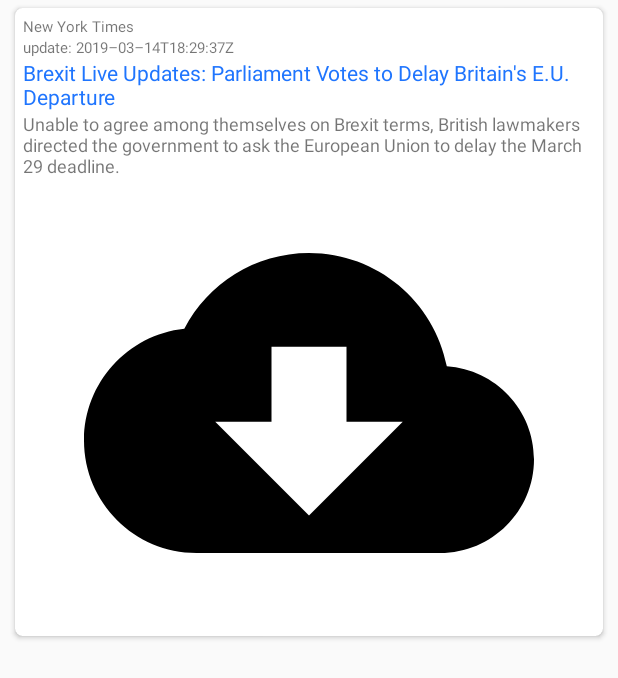
After one commit to ilgulee/JavaNewsApiRxJava, an Android app: the layout list_item.xml on its own in the app's theme, with its tools: preview values and no code run, on a phone screen of 412 x 824 dp. The commit adds this screen. Shown: the top 678 px of the screen. Run offline under Robolectric (Android 15) with nearby library versions, the phone set to English and light mode, and no system bars; network calls fail.

Commit message:
UI RecyclerView, CardView, RecyclerView Adapter and ViewHolder

```diff
--- /dev/null
+++ b/app/src/main/res/drawable/ic_cloud_download.xml
@@ -0,0 +1,9 @@
+<vector xmlns:android="http://schemas.android.com/apk/res/android"
+    android:width="24dp"
+    android:height="24dp"
+    android:viewportWidth="24.0"
+    android:viewportHeight="24.0">
+    <path
+        android:fillColor="#FF000000"
+        android:pathData="M19.35,10.04C18.67,6.59 15.64,4 12,4 9.11,4 6.6,5.64 5.35,8.04 2.34,8.36 0,10.91 0,14c0,3.31 2.69,6 6,6h13c2.76,0 5,-2.24 5,-5 0,-2.64 -2.05,-4.78 -4.65,-4.96zM17,13l-5,5 -5,-5h3V9h4v4h3z" />
+</vector>
--- /dev/null
+++ b/app/src/main/res/layout/list_item.xml
@@ -0,0 +1,58 @@
+<?xml version="1.0" encoding="utf-8"?>
+<androidx.cardview.widget.CardView xmlns:android="http://schemas.android.com/apk/res/android"
+    xmlns:app="http://schemas.android.com/apk/res-auto"
+    android:layout_width="match_parent"
+    android:layout_height="wrap_content"
+    android:layout_marginStart="10dp"
+    android:layout_marginTop="5dp"
+    android:layout_marginEnd="10dp"
+    android:layout_marginBottom="5dp"
+    app:cardBackgroundColor="@android:color/white"
+    app:cardCornerRadius="5dp">
+
+    <LinearLayout
+        android:layout_width="match_parent"
+        android:layout_height="wrap_content"
+        android:orientation="vertical"
+        android:padding="5dp">
+
+        <TextView
+            android:id="@+id/textview_source_name"
+            android:layout_width="wrap_content"
+            android:layout_height="wrap_content"
+            android:text="@string/source"
+            android:textSize="@dimen/source_size" />
+
+        <TextView
+            android:id="@+id/textview_update"
+            android:layout_width="wrap_content"
+            android:layout_height="wrap_content"
+            android:text="@string/update_date"
+            android:textSize="@dimen/update_size" />
+
+        <TextView
+            android:id="@+id/textview_title"
+            android:layout_width="wrap_content"
+            android:layout_height="wrap_content"
+            android:text="@string/news_title"
+            android:textColor="@color/titleColor"
+            android:textSize="@dimen/title_size" />
+
+        <TextView
+            android:id="@+id/textview_description"
+            android:layout_width="wrap_content"
+            android:layout_height="wrap_content"
+            android:maxLines="10"
+            android:text="@string/description"
+            android:textSize="@dimen/description_size" />
+
+        <ImageView
+            android:id="@+id/imageview_photo"
+            android:layout_gravity="center_vertical|center_horizontal"
+            android:layout_width="match_parent"
+            android:layout_height="300dp"
+            android:src="@drawable/ic_cloud_download"
+            android:contentDescription="photo" />
+    </LinearLayout>
+
+</androidx.cardview.widget.CardView>
--- a/app/src/main/res/values/colors.xml
+++ b/app/src/main/res/values/colors.xml
@@ -3,4 +3,7 @@
     <color name="colorPrimary">#008577</color>
     <color name="colorPrimaryDark">#00574B</color>
     <color name="colorAccent">#D81B60</color>
+    <color name="titleColor">#1F75FE</color>
+    <color name="titleColorAlpha">#551F75FE</color>
+    <color name="greyAlpha">#55999999</color>
 </resources>
--- a/app/src/main/res/values/dimens.xml
+++ b/app/src/main/res/values/dimens.xml
@@ -2,4 +2,12 @@
     <!-- Default screen margins, per the Android Design guidelines. -->
     <dimen name="activity_horizontal_margin">16dp</dimen>
     <dimen name="activity_vertical_margin">16dp</dimen>
+    <dimen name="title_size">14sp</dimen>
+    <dimen name="description_size">12sp</dimen>
+    <dimen name="update_size">10sp</dimen>
+    <dimen name="source_size">10sp</dimen>
+    <dimen name="loading_progress_bar_size">36dp</dimen>
+    <dimen name="placeholder_item_height">32dp</dimen>
+    <dimen name="row_item_margin_vertical">8dp</dimen>
+    <dimen name="row_item_margin_horizontal">12dp</dimen>
 </resources>
--- a/app/src/main/res/values/strings.xml
+++ b/app/src/main/res/values/strings.xml
@@ -3,4 +3,9 @@
     <string name="title_home">Home</string>
     <string name="title_dashboard">Dashboard</string>
     <string name="title_notifications">Notifications</string>
+    <string name="no_data">We are sorry, but we couldn\'t load any data.</string>
+    <string name="news_title">Brexit Live Updates: Parliament Votes to Delay Britain\'s E.U. Departure</string>
+    <string name="description">Unable to agree among themselves on Brexit terms, British lawmakers directed the government to ask the European Union to delay the March 29 deadline.</string>
+    <string name="update_date">update: 2019–03–14T18:29:37Z</string>
+    <string name="source">New York Times</string>
 </resources>
```
Also changed, not shown: app/build.gradle (+7 -0 lines), app/src/main/java/ilgulee/com/javanewsapirxjava/ui/HomeFragment.java (+103 -3 lines), app/src/main/res/layout/home_fragment.xml (+17 -1 lines).
